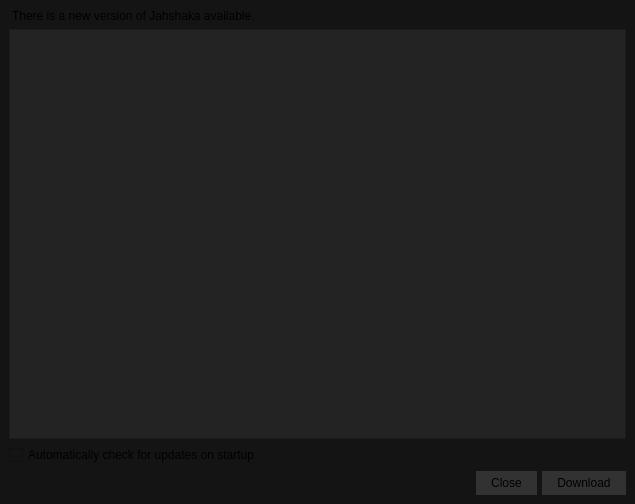
Above: src/ui/dialogs/softwareupdatedialog.ui from jahshaka/Studio before the change. Below: the same form after it.
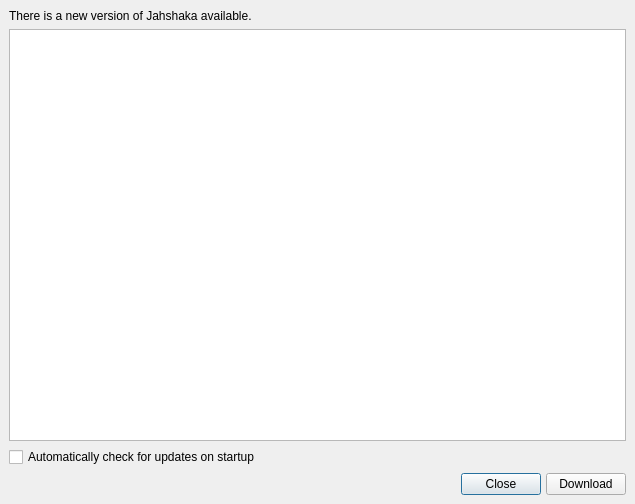
That is the form after the change.

What changed in the file:
```diff
--- a/src/ui/dialogs/softwareupdatedialog.ui
+++ b/src/ui/dialogs/softwareupdatedialog.ui
@@ -13,40 +13,6 @@
   <property name="windowTitle">
    <string>Dialog</string>
   </property>
-  <property name="styleSheet">
-   <string notr="true">#createProject {
-	background: #4898ff;
-	color: white;
-}
-
-#createProject:hover {
-	background-color: #51a1d6;
-}
-
-
-QLabel {
-	margin-right: 12px;
-}
-
-QPushButton, QToolButton {
-	border: 0;
-	padding: 5px;
-	background: #444;
-}
-
-QPushButton::hover {
-	background: #555;
-}
-
-QToolButton::hover {
-	background: #555;
-}
-
-QLineEdit {
-	background: #404040;
-	padding: 5px;
-}</string>
-  </property>
   <layout class="QGridLayout" name="gridLayout">
    <property name="leftMargin">
     <number>0</number>
@@ -65,10 +31,6 @@
    </property>
    <item row="0" column="0">
     <widget class="QWidget" name="widget" native="true">
-     <property name="styleSheet">
-      <string notr="true">background:rgba(20,20,20,1);
-color:rgba(255,255,255,.95);</string>
-     </property>
      <layout class="QVBoxLayout" name="verticalLayout">
       <item>
        <widget class="QLabel" name="label">
@@ -79,9 +41,6 @@
       </item>
       <item>
        <widget class="QTextEdit" name="textEdit">
-        <property name="styleSheet">
-         <string notr="true">background:rgba(35,35,35,1);</string>
-        </property>
         <property name="readOnly">
          <bool>true</bool>
         </property>
@@ -127,18 +86,6 @@
          </item>
          <item>
           <widget class="QPushButton" name="close">
-           <property name="styleSheet">
-            <string notr="true">QPushButton{
-	padding: 5px 15px;
-background:rgba(50,50,50,1);
-border: 1px solid rgba(0,0,0,.1);
-}
-
-QPushButton:hover{
-	background: rgba(40,128, 185,.9);
-
-}</string>
-           </property>
            <property name="text">
             <string>Close</string>
            </property>
@@ -146,18 +93,6 @@
          </item>
          <item>
           <widget class="QPushButton" name="download">
-           <property name="styleSheet">
-            <string notr="true">QPushButton{
-	padding: 5px 15px;
-background:rgba(50,50,50,1);
-border: 1px solid rgba(0,0,0,.1);
-}
-
-QPushButton:hover{
-	background: rgba(40,128, 185,.9);
-
-}</string>
-           </property>
            <property name="text">
             <string>Download</string>
            </property>
```
